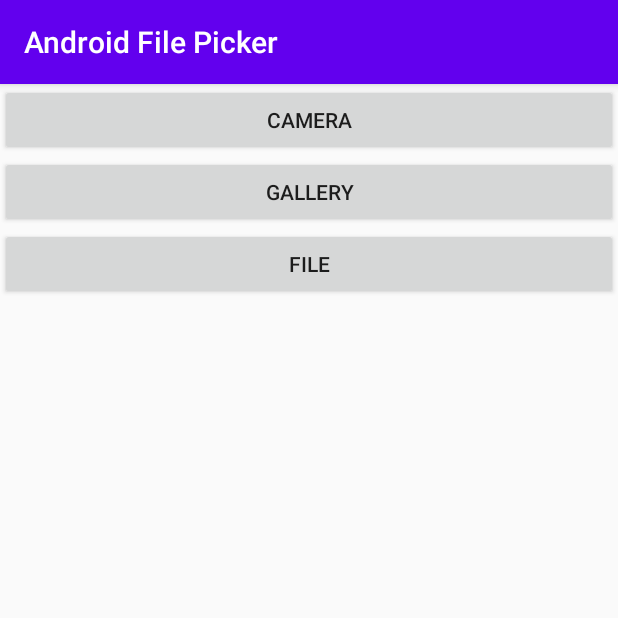
After one commit to yogeshpaliyal/Android-File-Picker-With-Scoped-Storage, an Android app: the ReadFilesActivity screen opened directly, with no data from a screen before it, on a phone screen of 412 x 824 dp, the top half of it. The commit adds this screen. Run offline under Robolectric (Android 15) with nearby library versions, the phone set to English and light mode, and no system bars; our stand-ins replace data binding; libraries missing offline, so code that uses them is left out: com.karumi.dexter; pictures from the network do not load.

Commit message:
bump sdk 33

```diff
--- a/app/build.gradle
+++ b/app/build.gradle
@@ -3,13 +3,12 @@ apply plugin: 'kotlin-android'
 apply plugin: 'kotlin-android-extensions'
 
 android {
-    compileSdkVersion 29
-    buildToolsVersion "30.0.0"
+    compileSdkVersion 33
 
     defaultConfig {
         applicationId "com.example.androidfilepicker"
         minSdkVersion 22
-        targetSdkVersion 29
+        targetSdkVersion 33
         versionCode 1
         versionName "1.0"
 
@@ -34,6 +33,7 @@ dependencies {
     implementation 'androidx.core:core-ktx:1.3.0'
     implementation 'androidx.appcompat:appcompat:1.1.0'
     implementation 'androidx.constraintlayout:constraintlayout:1.1.3'
+    implementation 'com.google.android.material:material:1.4.0'
     testImplementation 'junit:junit:4.12'
     androidTestImplementation 'androidx.test.ext:junit:1.1.1'
     androidTestImplementation 'androidx.test.espresso:espresso-core:3.2.0'
--- /dev/null
+++ b/app/src/main/java/com/example/androidfilepicker/ReadFilesActivity.kt
@@ -0,0 +1,126 @@
+package com.example.androidfilepicker
+
+import android.Manifest
+import android.app.Activity
+import android.content.Intent
+import android.net.Uri
+import android.os.Bundle
+import android.provider.MediaStore
+import androidx.appcompat.app.AppCompatActivity
+import androidx.core.content.FileProvider
+import androidx.databinding.DataBindingUtil
+import com.example.androidfilepicker.databinding.ActivityReadFilesBinding
+import com.example.androidfilepicker.extensions.getFile
+import com.karumi.dexter.Dexter
+import com.karumi.dexter.PermissionToken
+import com.karumi.dexter.listener.PermissionDeniedResponse
+import com.karumi.dexter.listener.PermissionGrantedResponse
+import com.karumi.dexter.listener.PermissionRequest
+import com.karumi.dexter.listener.single.PermissionListener
+import java.io.File
+import java.io.IOException
+
+/**
+ * @author Yogesh Paliyal
+ * @since 28 June 2020
+ */
+class ReadFilesActivity : AppCompatActivity() {
+    private lateinit var binding: ActivityReadFilesBinding
+    private val REQUEST_CAMERA = 1
+    private val REQUEST_GALLERY = 2
+    private val REQUEST_FILE = 3
+
+    private var capturedImage: Uri? = null
+
+
+    override fun onCreate(savedInstanceState: Bundle?) {
+        super.onCreate(savedInstanceState)
+        binding = DataBindingUtil.setContentView(this,R.layout.activity_read_files)
+
+        binding.btnCamera.setOnClickListener {
+            cameraClicked()
+        }
+
+        binding.btnGallery.setOnClickListener {
+            val pickIntent =
+                Intent(Intent.ACTION_PICK, MediaStore.Images.Media.EXTERNAL_CONTENT_URI)
+            startActivityForResult(pickIntent, REQUEST_GALLERY)
+        }
+
+        binding.btnFile.setOnClickListener {
+            val fileIntent = Intent(Intent.ACTION_GET_CONTENT)
+            fileIntent.addCategory(Intent.CATEGORY_OPENABLE)
+            fileIntent.type = "*/*"
+            startActivityForResult(fileIntent, REQUEST_FILE)
+        }
+    }
+
+    private fun cameraClicked(){
+        Dexter.withActivity(this)
+            .withPermission(Manifest.permission.CAMERA)
+            .withListener(object: PermissionListener {
+
+                override fun onPermissionGranted(response: PermissionGrantedResponse?) {
+                    capturedImage = setImageUri()
+
+                    val takePhotoIntent = Intent(MediaStore.ACTION_IMAGE_CAPTURE)
+                    takePhotoIntent.putExtra(MediaStore.EXTRA_OUTPUT, capturedImage)
+                    takePhotoIntent.addFlags(Intent.FLAG_GRANT_WRITE_URI_PERMISSION)
+                    startActivityForResult(takePhotoIntent,REQUEST_CAMERA)
+                }
+
+                override fun onPermissionRationaleShouldBeShown(
+                    permission: PermissionRequest?,
+                    token: PermissionToken?
+                ) {
+                   token?.continuePermissionRequest()
+                }
+
+                override fun onPermissionDenied(response: PermissionDeniedResponse?) {
+
+                }
+            }).check();
+    }
+
+    private fun setImageUri(): Uri? {
+        var imageUri: Uri? = null
+        try {
+            val folder: File? = getExternalFilesDir(null)
+            if (folder?.exists() == false)
+                folder.mkdirs()
+            val file = File(folder, "Image_Tmp11.jpg")
+            if (file.exists()) file.delete()
+            try {
+                file.createNewFile()
+            } catch (e: IOException) {
+                e.printStackTrace()
+            }
+            val authprity: String =
+                packageName + getString(R.string.file_provider_name)
+            imageUri = FileProvider.getUriForFile(
+                this, authprity,
+                file
+            )
+        } catch (e: Exception) {
+            e.printStackTrace()
+        }
+        return imageUri
+    }
+
+
+    override fun onActivityResult(requestCode: Int, resultCode: Int, data: Intent?) {
+        super.onActivityResult(requestCode, resultCode, data)
+        if (resultCode == Activity.RESULT_OK) {
+            var uri = capturedImage
+            if (data != null && data.data != null)
+                uri = data.data
+
+            val path: File? = getFile(uri)
+
+            binding.txtFilePath.text = path?.path
+            binding.img.setImageURI(uri)
+
+        }
+    }
+
+}
--- /dev/null
+++ b/app/src/main/res/layout/activity_read_files.xml
@@ -0,0 +1,55 @@
+<?xml version="1.0" encoding="utf-8"?>
+<layout>
+<androidx.constraintlayout.widget.ConstraintLayout xmlns:android="http://schemas.android.com/apk/res/android"
+    xmlns:app="http://schemas.android.com/apk/res-auto"
+    xmlns:tools="http://schemas.android.com/tools"
+    android:layout_width="match_parent"
+    android:layout_height="match_parent"
+    tools:context=".ReadFilesActivity">
+
+    <Button
+        android:layout_width="match_parent"
+        android:layout_height="wrap_content"
+        app:layout_constraintTop_toTopOf="parent"
+        android:id="@+id/btnCamera"
+        android:text="Camera"/>
+
+    <Button
+        android:layout_width="match_parent"
+        android:layout_height="wrap_content"
+        app:layout_constraintTop_toBottomOf="@id/btnCamera"
+        android:id="@+id/btnGallery"
+        android:text="Gallery"/>
+
+    <Button
+        android:layout_width="match_parent"
+        android:layout_height="wrap_content"
+        app:layout_constraintTop_toBottomOf="@id/btnGallery"
+        android:id="@+id/btnFile"
+        android:text="File"/>
+
+    <TextView
+        android:padding="20dp"
+        android:gravity="center"
+        android:layout_width="wrap_content"
+        android:layout_height="wrap_content"
+        app:layout_constraintTop_toBottomOf="@id/btnFile"
+        app:layout_constraintBottom_toTopOf="@id/img"
+        app:layout_constraintStart_toStartOf="parent"
+        app:layout_constraintEnd_toEndOf="parent"
+        android:id="@+id/txtFilePath"/>
+
+    <ImageView
+        android:layout_width="0dp"
+        android:layout_height="0dp"
+        app:layout_constraintTop_toBottomOf="@id/txtFilePath"
+        app:layout_constraintBottom_toBottomOf="parent"
+        app:layout_constraintHeight_percent="0.5"
+        android:scaleType="centerInside"
+        app:layout_constraintStart_toStartOf="parent"
+        app:layout_constraintEnd_toEndOf="parent"
+        android:id="@+id/img"
+        />
+
+</androidx.constraintlayout.widget.ConstraintLayout>
+</layout>
```
Also changed, not shown: app/src/main/AndroidManifest.xml (+18 -5 lines), app/src/main/java/com/example/androidfilepicker/MainActivity.kt (+9 -107 lines), app/src/main/java/com/example/androidfilepicker/WriteFileActivity.kt (added, +16 -0 lines), app/src/main/res/layout/activity_main.xml (+9 -21 lines), app/src/main/res/layout/activity_write_file.xml (added, +11 -0 lines).
